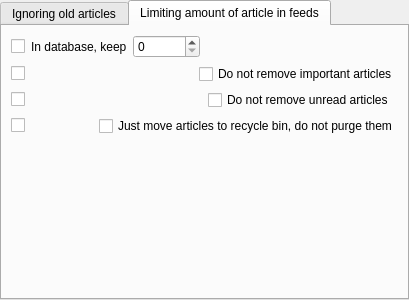
First picture: the form in src/librssguard/gui/reusable/articleamountcontrol.ui, repository martinrotter/rssguard, before the edit.
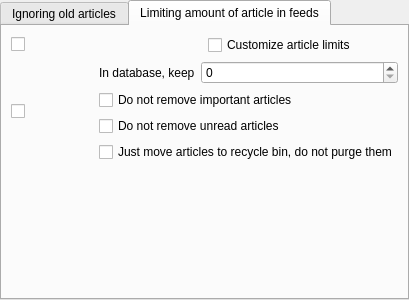
Second picture: the form after the edit. The open tabs and pages were chosen to show the change. Custom widgets are drawn as their Qt base class.

Patch:
```diff
--- a/src/librssguard/gui/reusable/articleamountcontrol.ui
+++ b/src/librssguard/gui/reusable/articleamountcontrol.ui
@@ -169,75 +169,70 @@
       <attribute name="title">
        <string>Limiting amount of article in feeds</string>
       </attribute>
-      <layout class="QFormLayout" name="formLayout">
+      <layout class="QFormLayout" name="formLayout_3">
        <item row="0" column="0" colspan="2">
+        <layout class="QHBoxLayout" name="horizontalLayout_9">
+         <item>
+          <widget class="MultiFeedEditCheckBox" name="m_mcbArticleLimittingCustomize"/>
+         </item>
+         <item>
+          <widget class="QCheckBox" name="m_cbArticleLimittingCustomize">
+           <property name="text">
+            <string>Customize article limits</string>
+           </property>
+          </widget>
+         </item>
+        </layout>
+       </item>
+       <item row="1" column="0" colspan="2">
         <layout class="QHBoxLayout" name="horizontalLayout_4">
          <item>
           <widget class="MultiFeedEditCheckBox" name="m_mcbArticleCount"/>
          </item>
          <item>
+          <widget class="QWidget" name="m_wdgArticleLimittingCustomize" native="true">
+           <layout class="QFormLayout" name="formLayout">
+            <property name="leftMargin">
+             <number>0</number>
+            </property>
+            <property name="topMargin">
+             <number>0</number>
+            </property>
+            <property name="rightMargin">
+             <number>0</number>
+            </property>
+            <property name="bottomMargin">
+             <number>0</number>
+            </property>
+            <item row="0" column="0">
           <widget class="QLabel" name="label">
            <property name="text">
             <string>In database, keep</string>
            </property>
           </widget>
          </item>
-         <item>
+            <item row="0" column="1">
           <widget class="QSpinBox" name="m_spinArticleCount">
            <property name="maximum">
             <number>100000</number>
            </property>
           </widget>
          </item>
-         <item>
-          <spacer name="horizontalSpacer_3">
-           <property name="orientation">
-            <enum>Qt::Horizontal</enum>
-           </property>
-           <property name="sizeHint" stdset="0">
-            <size>
-             <width>40</width>
-             <height>20</height>
-            </size>
-           </property>
-          </spacer>
-         </item>
-        </layout>
-       </item>
        <item row="1" column="0" colspan="2">
-        <layout class="QHBoxLayout" name="horizontalLayout_5">
-         <item>
-          <widget class="MultiFeedEditCheckBox" name="m_mcbNoRemoveImportant"/>
-         </item>
-         <item>
           <widget class="QCheckBox" name="m_cbNoRemoveImportant">
            <property name="text">
             <string>Do not remove important articles</string>
            </property>
           </widget>
          </item>
-        </layout>
-       </item>
        <item row="2" column="0" colspan="2">
-        <layout class="QHBoxLayout" name="horizontalLayout_6">
-         <item>
-          <widget class="MultiFeedEditCheckBox" name="m_mcbNoRemoveUnread"/>
-         </item>
-         <item>
           <widget class="QCheckBox" name="m_cbNoRemoveUnread">
            <property name="text">
             <string>Do not remove unread articles</string>
            </property>
           </widget>
          </item>
-        </layout>
-       </item>
        <item row="3" column="0" colspan="2">
-        <layout class="QHBoxLayout" name="horizontalLayout_7">
-         <item>
-          <widget class="MultiFeedEditCheckBox" name="m_mcbMoveToBinNoPurge"/>
-         </item>
-         <item>
           <widget class="QCheckBox" name="m_cbMoveToBinNoPurge">
            <property name="text">
             <string>Just move articles to recycle bin, do not purge them</string>
@@ -245,8 +240,11 @@
           </widget>
          </item>
         </layout>
-       </item>
-       <item row="4" column="0" colspan="2">
+          </widget>
+         </item>
+        </layout>
+       </item>
+       <item row="2" column="0" colspan="2">
         <widget class="HelpSpoiler" name="m_helpLimit" native="true"/>
        </item>
       </layout>
```
Left out of the diff: 2 changed lines with no effect on the pictures. Lines whose indentation alone changed are shown as unchanged.
